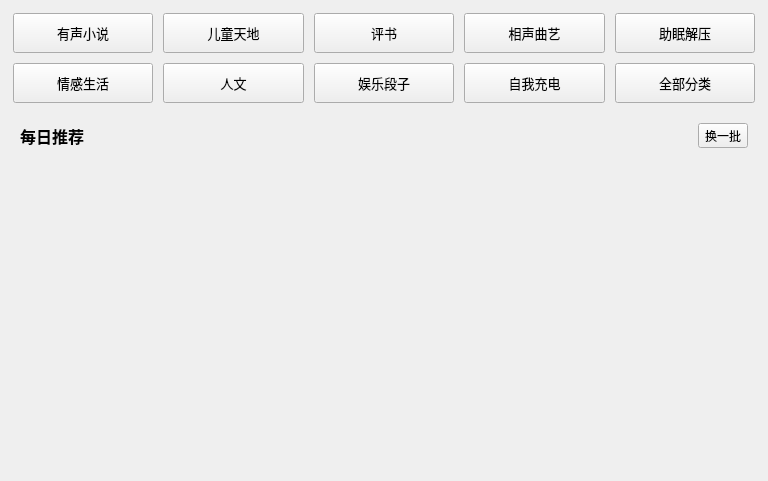
Above: KuGouStart/ListenBook/ListenRecommend/ListenRecommend.ui from a-mo-xi-wei/Qt-KuGouAppClient before the change. Below: the same form after it.
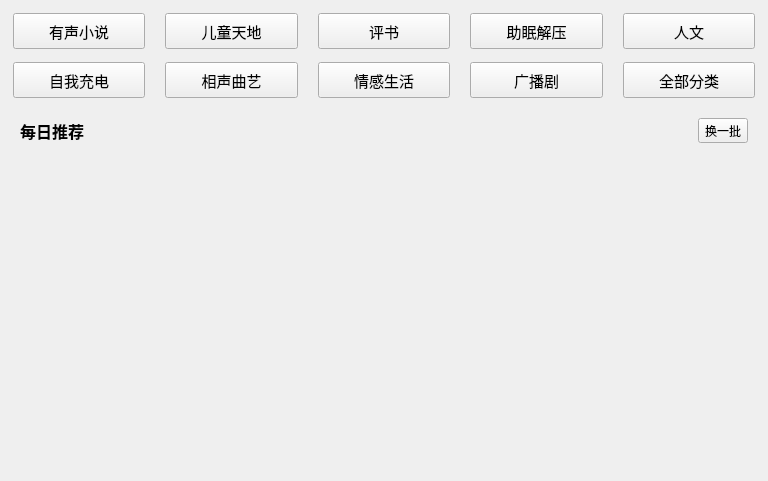
That is the form after the change. Custom widgets are drawn as their Qt base class.

Commit message: 将菜单应用于推荐界面

```diff
--- a/KuGouStart/ListenBook/ListenRecommend/ListenRecommend.ui
+++ b/KuGouStart/ListenBook/ListenRecommend/ListenRecommend.ui
@@ -29,8 +29,11 @@
       <property name="bottomMargin">
        <number>5</number>
       </property>
-      <property name="spacing">
-       <number>10</number>
+      <property name="horizontalSpacing">
+       <number>20</number>
+      </property>
+      <property name="verticalSpacing">
+       <number>13</number>
       </property>
       <item row="0" column="3">
        <widget class="QToolButton" name="toolButton_8">
@@ -43,25 +46,25 @@
         <property name="minimumSize">
          <size>
           <width>0</width>
-          <height>40</height>
+          <height>36</height>
          </size>
         </property>
         <property name="maximumSize">
          <size>
           <width>16777215</width>
-          <height>40</height>
+          <height>36</height>
          </size>
         </property>
         <property name="font">
          <font>
-          <pointsize>10</pointsize>
+          <pointsize>11</pointsize>
          </font>
         </property>
         <property name="cursor">
          <cursorShape>PointingHandCursor</cursorShape>
         </property>
         <property name="text">
-         <string>相声曲艺</string>
+         <string>助眠解压</string>
         </property>
        </widget>
       </item>
@@ -76,25 +79,25 @@
         <property name="minimumSize">
          <size>
           <width>0</width>
-          <height>40</height>
+          <height>36</height>
          </size>
         </property>
         <property name="maximumSize">
          <size>
           <width>16777215</width>
-          <height>40</height>
+          <height>36</height>
          </size>
         </property>
         <property name="font">
          <font>
-          <pointsize>10</pointsize>
+          <pointsize>11</pointsize>
          </font>
         </property>
         <property name="cursor">
          <cursorShape>PointingHandCursor</cursorShape>
         </property>
         <property name="text">
-         <string>娱乐段子</string>
+         <string>情感生活</string>
         </property>
        </widget>
       </item>
@@ -109,25 +112,25 @@
         <property name="minimumSize">
          <size>
           <width>0</width>
-          <height>40</height>
+          <height>36</height>
          </size>
         </property>
         <property name="maximumSize">
          <size>
           <width>16777215</width>
-          <height>40</height>
+          <height>36</height>
          </size>
         </property>
         <property name="font">
          <font>
-          <pointsize>10</pointsize>
+          <pointsize>11</pointsize>
          </font>
         </property>
         <property name="cursor">
          <cursorShape>PointingHandCursor</cursorShape>
         </property>
         <property name="text">
-         <string>助眠解压</string>
+         <string>人文</string>
         </property>
        </widget>
       </item>
@@ -142,25 +145,25 @@
         <property name="minimumSize">
          <size>
           <width>0</width>
-          <height>40</height>
+          <height>36</height>
          </size>
         </property>
         <property name="maximumSize">
          <size>
           <width>16777215</width>
-          <height>40</height>
+          <height>36</height>
          </size>
         </property>
         <property name="font">
          <font>
-          <pointsize>10</pointsize>
+          <pointsize>11</pointsize>
          </font>
         </property>
         <property name="cursor">
          <cursorShape>PointingHandCursor</cursorShape>
         </property>
         <property name="text">
-         <string>人文</string>
+         <string>相声曲艺</string>
         </property>
        </widget>
       </item>
@@ -175,18 +178,18 @@
         <property name="minimumSize">
          <size>
           <width>0</width>
-          <height>40</height>
+          <height>36</height>
          </size>
         </property>
         <property name="maximumSize">
          <size>
           <width>16777215</width>
-          <height>40</height>
+          <height>36</height>
          </size>
         </property>
         <property name="font">
          <font>
-          <pointsize>10</pointsize>
+          <pointsize>11</pointsize>
          </font>
         </property>
         <property name="cursor">
@@ -208,19 +211,19 @@
         <property name="minimumSize">
          <size>
           <width>0</width>
-          <height>40</height>
+          <height>36</height>
          </size>
         </property>
         <property name="maximumSize">
          <size>
           <width>16777215</width>
-          <height>40</height>
+          <height>36</height>
          </size>
         </property>
         <property name="font">
          <font>
           <family>Microsoft YaHei UI</family>
-          <pointsize>10</pointsize>
+          <pointsize>11</pointsize>
          </font>
         </property>
         <property name="cursor">
@@ -229,6 +232,9 @@
         <property name="text">
          <string>全部分类</string>
         </property>
+        <property name="checkable">
+         <bool>true</bool>
+        </property>
        </widget>
       </item>
       <item row="1" column="3">
@@ -242,26 +248,26 @@
         <property name="minimumSize">
          <size>
           <width>0</width>
-          <height>40</height>
+          <height>36</height>
          </size>
         </property>
         <property name="maximumSize">
          <size>
           <width>16777215</width>
-          <height>40</height>
+          <height>36</height>
          </size>
         </property>
         <property name="font">
          <font>
           <family>Microsoft YaHei UI</family>
-          <pointsize>10</pointsize>
+          <pointsize>11</pointsize>
          </font>
         </property>
         <property name="cursor">
          <cursorShape>PointingHandCursor</cursorShape>
         </property>
         <property name="text">
-         <string>自我充电</string>
+         <string>广播剧</string>
         </property>
        </widget>
       </item>
@@ -276,25 +282,25 @@
         <property name="minimumSize">
          <size>
           <width>0</width>
-          <height>40</height>
+          <height>36</height>
          </size>
         </property>
         <property name="maximumSize">
          <size>
           <width>16777215</width>
-          <height>40</height>
+          <height>36</height>
          </size>
         </property>
         <property name="font">
          <font>
-          <pointsize>10</pointsize>
+          <pointsize>11</pointsize>
          </font>
         </property>
         <property name="cursor">
          <cursorShape>PointingHandCursor</cursorShape>
         </property>
         <property name="text">
-         <string>情感生活</string>
+         <string>自我充电</string>
         </property>
        </widget>
       </item>
@@ -309,18 +315,18 @@
         <property name="minimumSize">
          <size>
           <width>0</width>
-          <height>40</height>
+          <height>36</height>
          </size>
         </property>
         <property name="maximumSize">
          <size>
           <width>16777215</width>
-          <height>40</height>
+          <height>36</height>
          </size>
         </property>
         <property name="font">
          <font>
-          <pointsize>10</pointsize>
+          <pointsize>11</pointsize>
          </font>
         </property>
         <property name="cursor">
@@ -342,18 +348,18 @@
         <property name="minimumSize">
          <size>
           <width>0</width>
-          <height>40</height>
+          <height>36</height>
          </size>
         </property>
         <property name="maximumSize">
          <size>
           <width>16777215</width>
-          <height>40</height>
+          <height>36</height>
          </size>
         </property>
         <property name="font">
          <font>
-          <pointsize>10</pointsize>
+          <pointsize>11</pointsize>
          </font>
         </property>
         <property name="cursor">
```
The commit also changes 4 other files.
